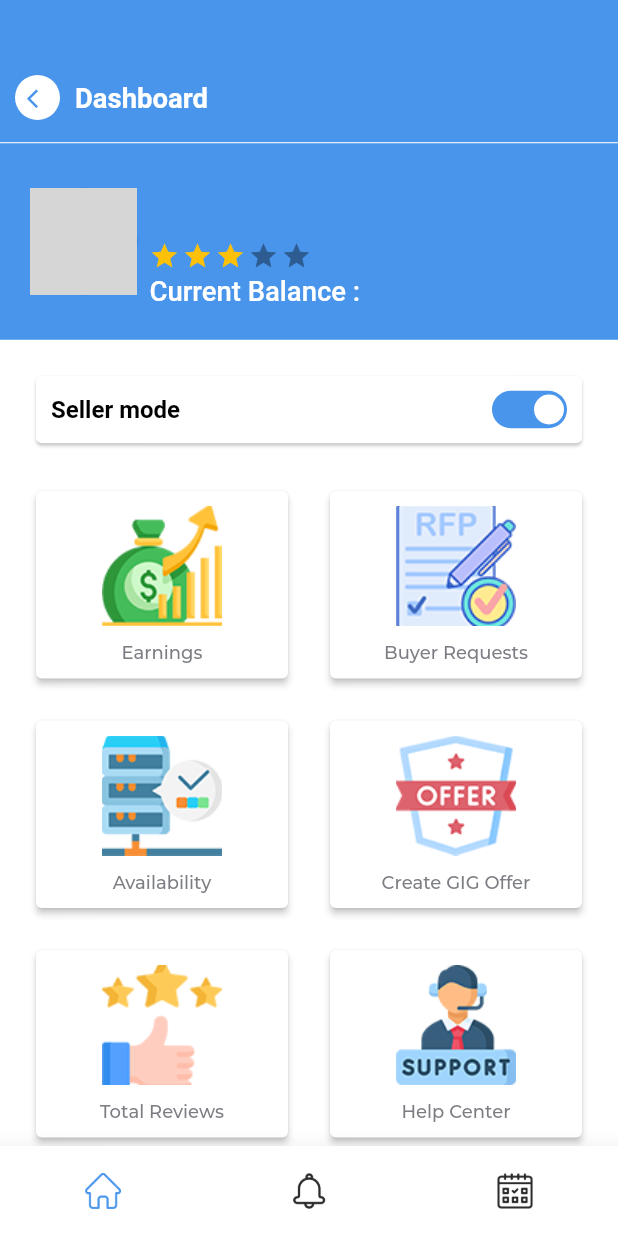
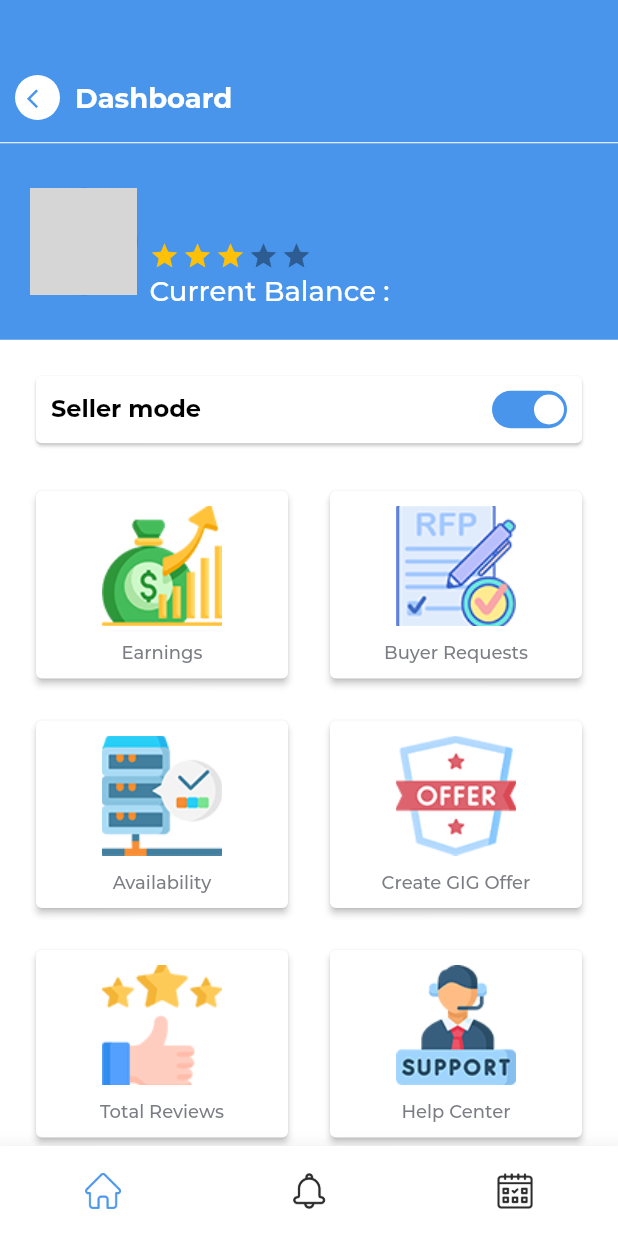
Before and after one commit to ashim-kansal/jonsi, a Flutter app: the BottomNavBar screen opened directly, on a phone screen of 412 x 824 dp. Run offline on Flutter 3.47's test engine with Material 2 defaults, Android fonts, the phone set to English and light mode, and no system bars; drawn by our look-alikes of flutter_rating_bar; our stand-ins replace another_flushbar, cached_network_image, carousel_slider, csc_picker, dio, dotted_border and 19 more; missing offline and left inert: day_night_time_picker, flutter_facebook_auth, the_apple_sign_in; accounts and stored records are empty; generated files the repository leaves out were written again; network calls fail; project files that could hold a hidden picture were left out; grey boxes are pictures that could not be loaded.

Commit message:
ui fixes

```diff
--- a/lib/common/bottom_nav_bar.dart
+++ b/lib/common/bottom_nav_bar.dart
@@ -96,8 +96,7 @@ class _BottomNavBarState extends State<BottomNavBar> {
       screens = widget.isprovider
           ? [
               const ProviderHomeScreen(),
-              const AllChatsScreenProvider(),
-              const NotificationsPageProvider(),
+              const NotificationScreen(),
               const BookingScreen(),
             ]
           : [
--- a/lib/components/MyAppBar.dart
+++ b/lib/components/MyAppBar.dart
@@ -17,7 +17,7 @@ class MyAppBar extends StatelessWidget implements PreferredSizeWidget{
         children: [
           Text(
               title,
-              style: TextStyle(fontSize: 20.sp, color: Colors.black, fontWeight: FontWeight.bold)),
+              style: TextStyle(fontSize: 20.sp, color: Colors.black, fontFamily: "Montserrat-Bold")),
         ],
       ),
       backgroundColor: Colors.white,
--- a/lib/screens/ProviderScreens/dashboard/provider_home.dart
+++ b/lib/screens/ProviderScreens/dashboard/provider_home.dart
@@ -54,7 +54,7 @@ class _ProviderHomeScreenState extends State<ProviderHomeScreen> {
                       style: TextStyle(
                           fontSize: ScreenUtil().setSp(16),
                           color: Colors.white,
-                          fontWeight: FontWeight.w600,
+                          fontFamily: 'Montserrat-Bold',
                           height: 1.4),
                     ),
                   ],
@@ -85,7 +85,7 @@ class _ProviderHomeScreenState extends State<ProviderHomeScreen> {
                               style: TextStyle(
                                   fontSize: ScreenUtil().setSp(16),
                                   color: Colors.white,
-                                  fontWeight: FontWeight.w800,
+                                  fontFamily: 'Montserrat-Bold',
                                   height: 1.4),
                             ),
                             Text(
@@ -93,7 +93,7 @@ class _ProviderHomeScreenState extends State<ProviderHomeScreen> {
                               style: TextStyle(
                                   fontSize: ScreenUtil().setSp(12),
                                   color: Colors.white,
-                                  fontWeight: FontWeight.w500,
+                                  fontFamily: 'Montserrat-Regular',
                                   height: 1.4),
                             ),
                             RatingBar.builder(
@@ -119,7 +119,7 @@ class _ProviderHomeScreenState extends State<ProviderHomeScreen> {
                               style: TextStyle(
                                   fontSize: ScreenUtil().setSp(16),
                                   color: Colors.white,
-                                  fontWeight: FontWeight.w500,
+                                  fontFamily: 'Montserrat-Medium',
                                   height: 1.4),
                             ),
                           ],
@@ -148,7 +148,7 @@ class _ProviderHomeScreenState extends State<ProviderHomeScreen> {
                               style: TextStyle(
                                   color: Color(0xFF000000),
                                   fontSize: 16,
-                                  fontWeight: FontWeight.w700),
+                                  fontFamily: 'Montserrat-Bold'),
                             ),
                             CustomToggleButton(
                               isSelected: true,
@@ -212,7 +212,7 @@ class _ProviderHomeScreenState extends State<ProviderHomeScreen> {
                       style: TextStyle(
                           color: AppColors.app_color,
                           fontSize: 18,
-                          fontWeight: FontWeight.w700),
+                          fontFamily: "Montserrat-Bold"),
                     ),
                     const SizedBox(height: 10),
                     Card(
@@ -281,7 +281,7 @@ class _ProviderHomeScreenState extends State<ProviderHomeScreen> {
                       style: TextStyle(
                           color: AppColors.app_black,
                           fontSize: 18,
-                          fontWeight: FontWeight.w700),
+                          fontFamily: "Montserrat-Bold"),
                     ),
                     const SizedBox(height: 10),
                     Card(
@@ -296,7 +296,7 @@ class _ProviderHomeScreenState extends State<ProviderHomeScreen> {
                                 style: TextStyle(
                                     color: AppColors.app_black,
                                     fontSize: 12,
-                                    fontWeight: FontWeight.w700),
+                                    fontFamily: 'Montserrat-Bold'),
                               ),
 
                               Row(
--- a/lib/screens/ProviderScreens/dashboard/widget/earning_item.dart
+++ b/lib/screens/ProviderScreens/dashboard/widget/earning_item.dart
@@ -34,7 +34,7 @@ class EarningItem extends StatelessWidget {
               title,
               textAlign: TextAlign.center,
               style: TextStyle(
-                  color: titleColor, fontSize: 16, fontWeight: FontWeight.bold),
+                  color: titleColor, fontSize: 16, fontFamily: "Montserrat-Bold"),
             ),
             SizedBox(
               height: 10,
@@ -45,6 +45,7 @@ class EarningItem extends StatelessWidget {
               style: const TextStyle(
                 color: AppColors.app_black,
                 fontSize: 12,
+                  fontFamily: "Montserrat-Medium"
               ),
             ),
 
--- a/lib/screens/bookings/booking_screen.dart
+++ b/lib/screens/bookings/booking_screen.dart
@@ -53,6 +53,8 @@ class _BookingScreenState extends State<BookingScreen> {
               indicatorColor: AppColors.app_color,
               labelColor: AppColors.app_color,
               unselectedLabelColor: Colors.black,
+              isScrollable: true,
+              labelStyle: TextStyle(fontFamily: "Montserrat-Bold", fontSize: 14, color: Colors.black),
               tabs: [
                 Tab(
                   text: 'Active',
@@ -74,7 +76,7 @@ class _BookingScreenState extends State<BookingScreen> {
                         style: TextStyle(
                             fontSize: 20.sp,
                             color: Colors.black,
-                            fontWeight: FontWeight.bold)),
+                            fontFamily: "Montserrat-Bold")),
                   ],
                 ),
                 if (isLoading)
@@ -107,7 +109,7 @@ class _BookingScreenState extends State<BookingScreen> {
                           padding: EdgeInsets.only(top: 20.h),
                           child: Column(
                             children: [
-                              const Text("No Active Bookings "),
+                              const Text("No Active Bookings ", style: TextStyle(color: Colors.black, fontFamily: "Montserrat-Regular")),
                               TextButton(
                                   onPressed: () {
                                     setState(() {});
--- a/lib/screens/catagories/catagories_screen.dart
+++ b/lib/screens/catagories/catagories_screen.dart
@@ -32,7 +32,7 @@ Widget _buildOverlayContent(BuildContext context, bool showBackButton) {
           children: [
             Text(
                 "Catagoies",
-                style: TextStyle(fontSize: 20.sp, color: Colors.black, fontWeight: FontWeight.bold)),
+                style: TextStyle(fontSize: 20.sp, color: Colors.black, fontFamily: "Montserrat-Bold")),
           ],
         ),
     ),
@@ -85,7 +85,7 @@ Widget _buildOverlayContent(BuildContext context, bool showBackButton) {
                             style: TextStyle(
                                 color: Colors.black,
                                 fontSize: ScreenUtil().setSp(16),
-                                fontWeight: FontWeight.bold),
+                                fontFamily: "Montserrat-Bold"),
                           ),
                           Padding(
                             padding:
@@ -99,7 +99,7 @@ Widget _buildOverlayContent(BuildContext context, bool showBackButton) {
                                   color: Colors.grey,
                                   fontSize:
                                   ScreenUtil().setSp(14),
-                                  fontWeight: FontWeight.normal),
+                                  fontFamily: "Montserrat-Regular"),
                             ),
                           ),
                           const SizedBox(
--- a/lib/screens/notification/notification_screen.dart
+++ b/lib/screens/notification/notification_screen.dart
@@ -48,7 +48,7 @@ class _NotificationScreenState extends State<NotificationScreen> {
         children: [
           Text(
               "Notifications",
-              style: TextStyle(fontSize: 20.sp, color: Colors.black, fontWeight: FontWeight.bold)),
+              style: TextStyle(fontSize: 20.sp, color: Colors.black, fontFamily: "Montserrat-Bold")),
         ],
       )),
       body: SingleChildScrollView(
```
Also changed, not shown: lib/screens/gig/AddGig.dart (+6 -10 lines), assets/icons/logo-no_shadow.png (added).
